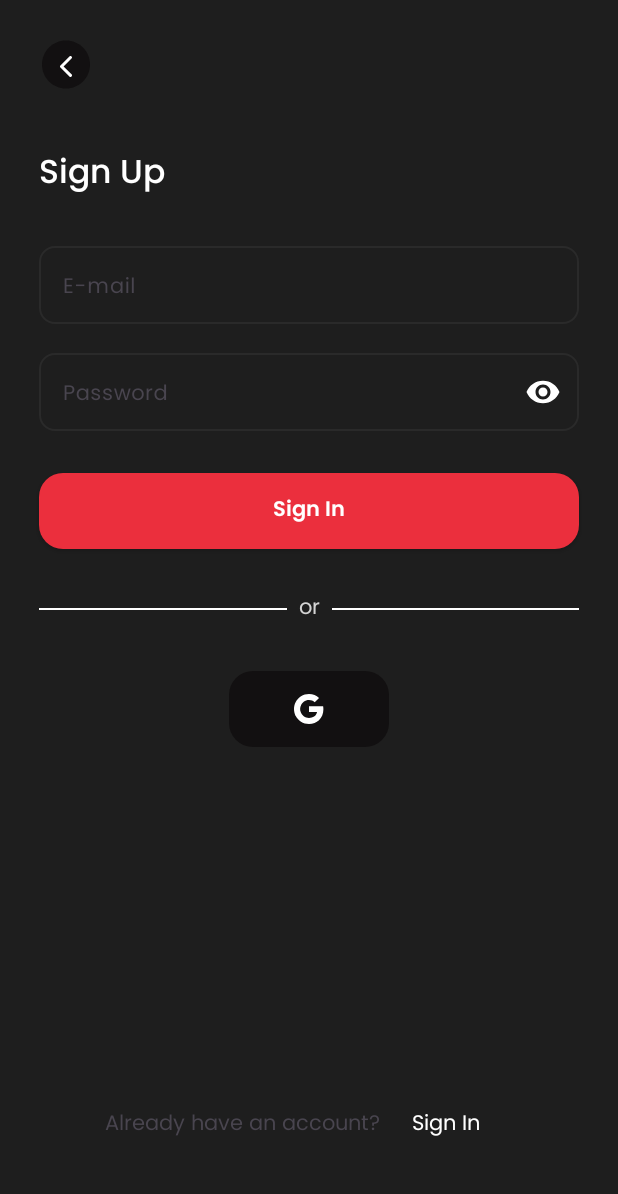
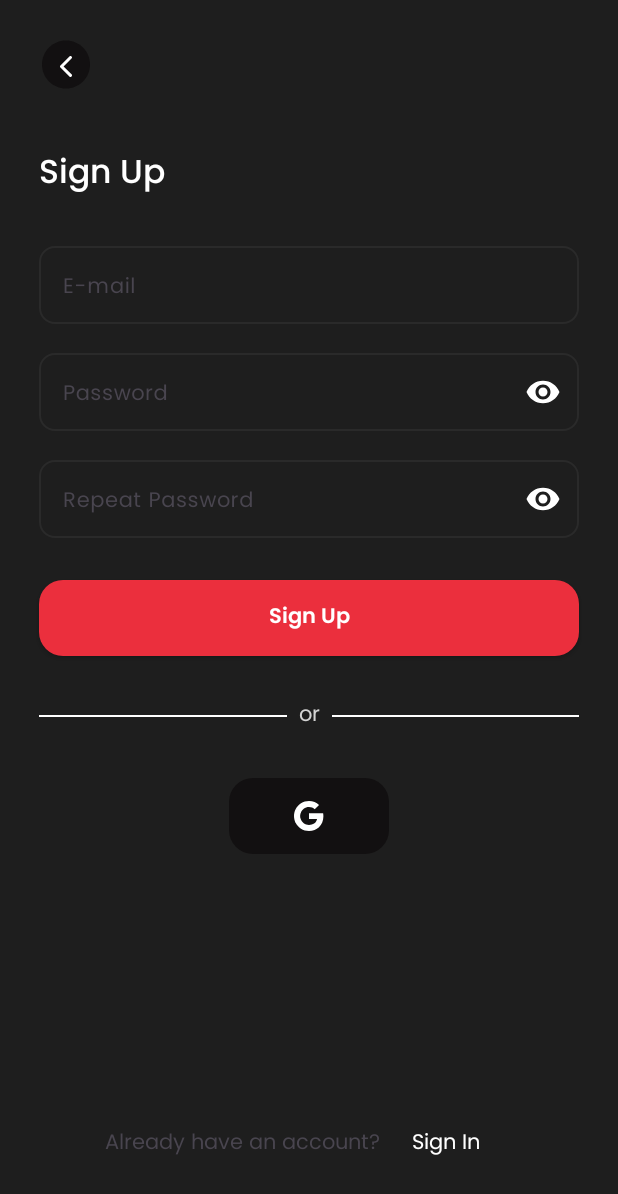
Before and after one commit to RatiMghvdeladze/androidtbc, an Android app: the RegisterFragment screen opened through its navigation route, on a phone screen of 412 x 824 dp. Shown: the top 1194 px of the screen. Run offline under Robolectric (Android 15) with nearby library versions, the phone set to English and light mode, and no system bars.

Commit message:
login-register fragment update

```diff
--- a/app/src/main/res/layout/fragment_register.xml
+++ b/app/src/main/res/layout/fragment_register.xml
@@ -92,6 +92,37 @@
 
     </com.google.android.material.textfield.TextInputLayout>
 
+    <com.google.android.material.textfield.TextInputLayout
+        android:id="@+id/textInputLayoutRepeatPassword"
+        android:layout_width="match_parent"
+        android:layout_height="wrap_content"
+        android:layout_marginHorizontal="26dp"
+        android:layout_marginTop="14dp"
+        android:hint="@string/repeat_password"
+        app:boxBackgroundMode="outline"
+        app:boxStrokeColor="@color/black"
+        app:endIconMode="password_toggle"
+        app:endIconTint="@color/black"
+        app:layout_constraintEnd_toEndOf="parent"
+        app:layout_constraintStart_toStartOf="parent"
+        app:layout_constraintTop_toBottomOf="@id/textInputLayoutPassword"
+        app:passwordToggleEnabled="true">
+
+        <com.google.android.material.textfield.TextInputEditText
+            android:id="@+id/etRepeatPassword"
+            android:layout_width="match_parent"
+            android:layout_height="wrap_content"
+            android:background="@drawable/bg_et"
+            android:fontFamily="@font/poppins"
+            android:inputType="textPassword"
+            android:paddingHorizontal="15dp"
+            android:paddingVertical="14dp"
+            android:textColorHint="@color/hint_color"
+            android:textSize="14sp" />
+
+    </com.google.android.material.textfield.TextInputLayout>
+
+
 
     <androidx.appcompat.widget.AppCompatButton
         android:id="@+id/btnSignUp"
@@ -102,12 +133,12 @@
         android:background="@drawable/bg_btn_sign_in"
         android:fontFamily="@font/poppins_semibold"
         android:paddingVertical="13dp"
-        android:text="@string/sign_in"
+        android:text="@string/sign_up"
         android:textAllCaps="false"
         android:textColor="@color/white"
         app:layout_constraintEnd_toEndOf="parent"
         app:layout_constraintStart_toStartOf="parent"
-        app:layout_constraintTop_toBottomOf="@id/textInputLayoutPassword" />
+        app:layout_constraintTop_toBottomOf="@id/textInputLayoutRepeatPassword" />
 
 
     <androidx.appcompat.widget.AppCompatTextView
--- a/app/src/main/res/values/strings.xml
+++ b/app/src/main/res/values/strings.xml
@@ -8,4 +8,5 @@
     <string name="don_t_you_have_an_account">Don’t you have an account?</string>
     <string name="password">Password</string>
     <string name="sign_up">Sign Up</string>
+    <string name="repeat_password">Repeat Password</string>
 </resources>
```
